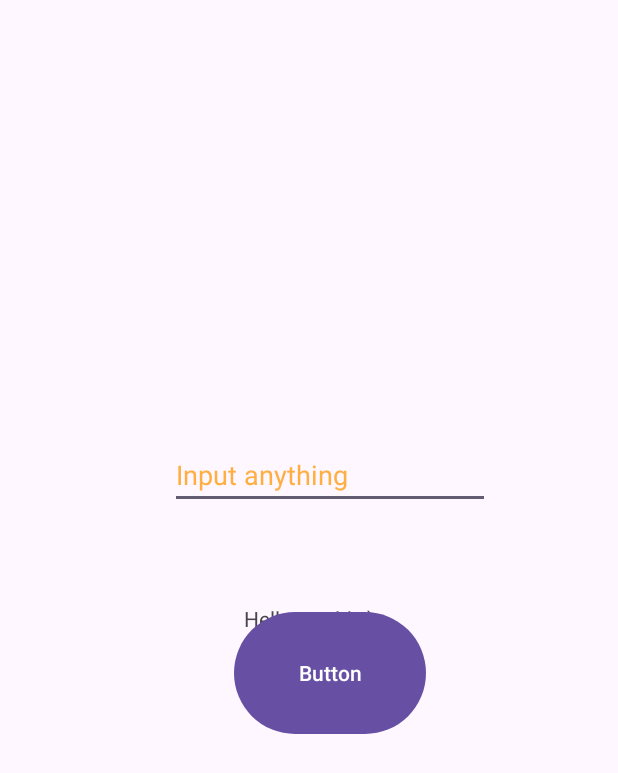
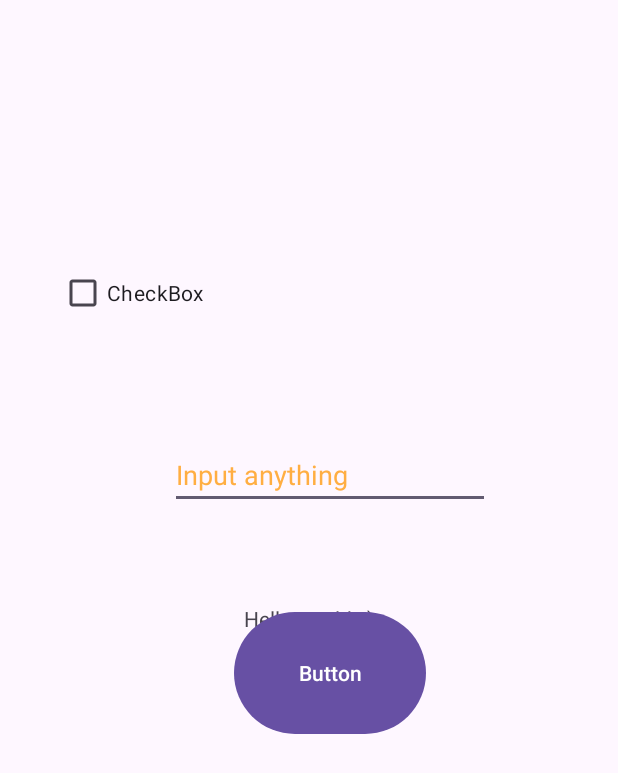
Before and after one commit to doneybiju/AndroidDev_Task01, an Android app: the screen it shows after launch (MainActivity), on a phone screen of 412 x 824 dp. Shown: the top 773 px of the screen. Run offline under Robolectric (Android 15) with nearby library versions, the phone set to English and light mode, and no system bars.

Commit message:
Fourth Commit

```diff
--- a/app/src/main/res/layout/activity_main.xml
+++ b/app/src/main/res/layout/activity_main.xml
@@ -38,4 +38,14 @@
         app:layout_constraintStart_toStartOf="parent"
         app:layout_constraintTop_toTopOf="parent" />
 
+    <CheckBox
+        android:id="@+id/checkBox"
+        android:layout_width="349dp"
+        android:layout_height="56dp"
+        android:layout_marginStart="39dp"
+        android:layout_marginTop="167dp"
+        android:text="CheckBox"
+        app:layout_constraintStart_toStartOf="parent"
+        app:layout_constraintTop_toTopOf="parent" />
+
 </androidx.constraintlayout.widget.ConstraintLayout>
```
